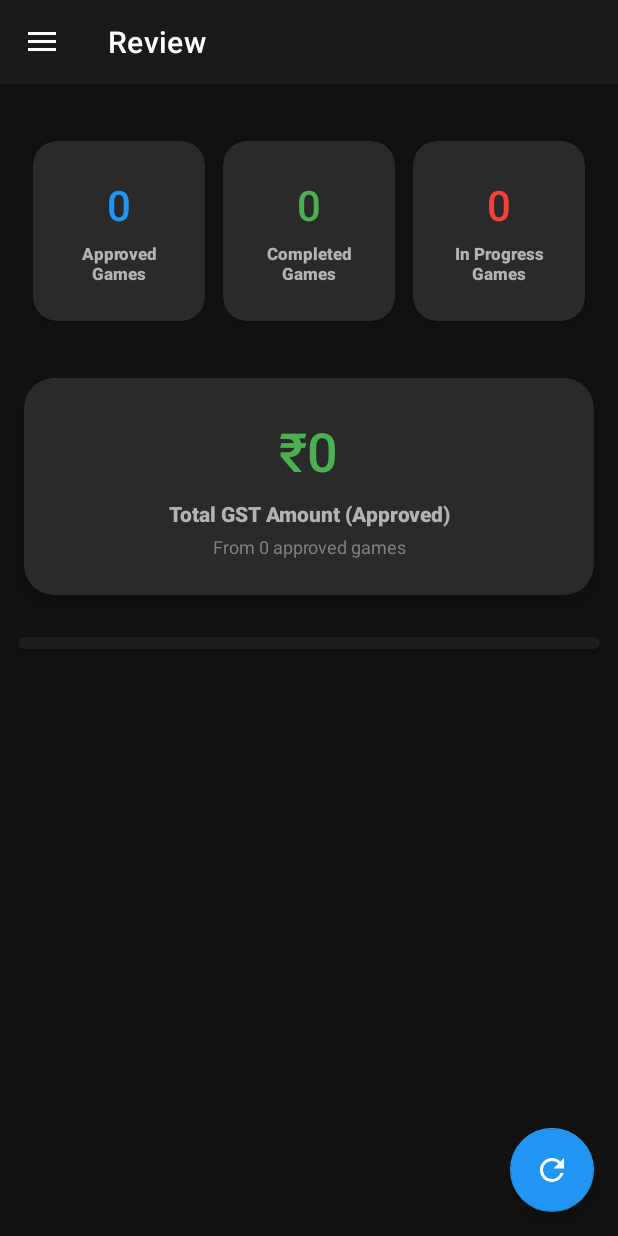
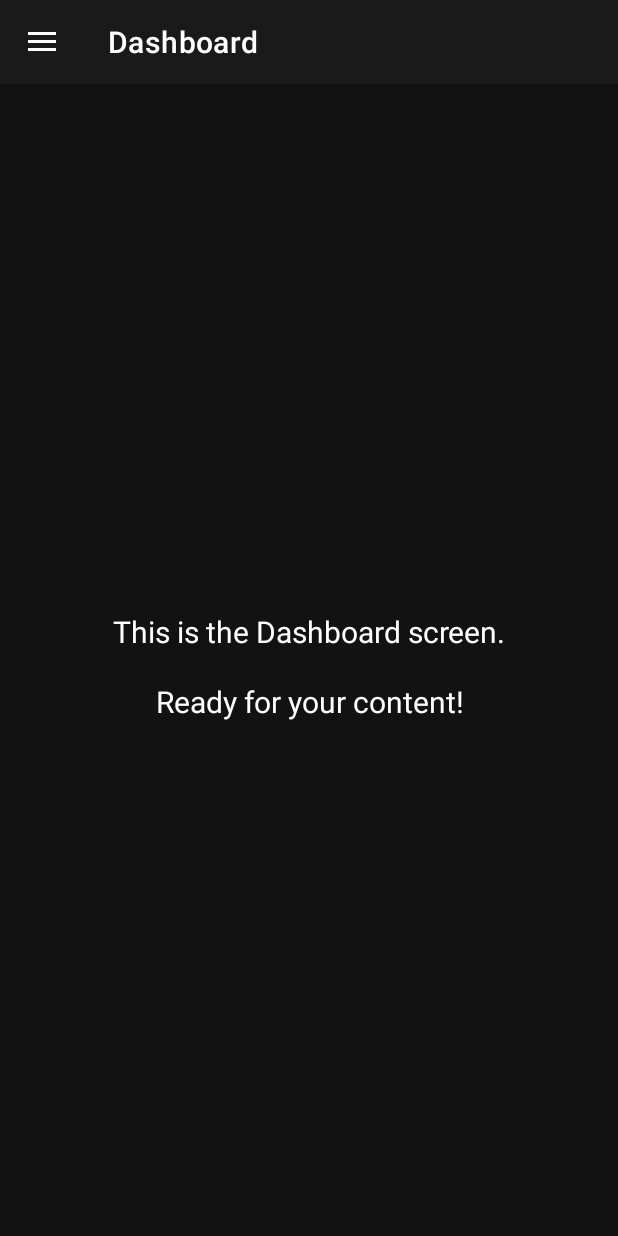
Before and after one commit to debabrata-mandal/RummyPulse, an Android app: the screen it shows after launch once a user with an empty profile is signed in (MainActivity), on a phone screen of 412 x 824 dp. Run offline under Robolectric (Android 15) with nearby library versions, the phone set to English and light mode, and no system bars; our stand-ins replace Firebase (no records; nobody signed in at launch, a user with empty details on screens opened directly), navigation-ui.

Commit message:
feat: Add Dashboard feature with navigation and refresh functionality

```diff
--- a/app/src/main/java/com/example/rummypulse/MainActivity.java
+++ b/app/src/main/java/com/example/rummypulse/MainActivity.java
@@ -52,7 +52,7 @@ public class MainActivity extends AppCompatActivity {
         // Passing each menu ID as a set of Ids because each
         // menu should be considered as top level destinations.
         mAppBarConfiguration = new AppBarConfiguration.Builder(
-                R.id.nav_home, R.id.nav_slideshow)
+                R.id.nav_dashboard, R.id.nav_home, R.id.nav_slideshow)
                 .setOpenableLayout(drawer)
                 .build();
         NavController navController = Navigation.findNavController(this, R.id.nav_host_fragment_content_main);
--- /dev/null
+++ b/app/src/main/java/com/example/rummypulse/ui/dashboard/DashboardFragment.java
@@ -0,0 +1,38 @@
+package com.example.rummypulse.ui.dashboard;
+
+import android.os.Bundle;
+import android.view.LayoutInflater;
+import android.view.View;
+import android.view.ViewGroup;
+import android.widget.TextView;
+
+import androidx.annotation.NonNull;
+import androidx.fragment.app.Fragment;
+import androidx.lifecycle.ViewModelProvider;
+
+import com.example.rummypulse.databinding.FragmentDashboardBinding;
+
+public class DashboardFragment extends Fragment {
+
+    private FragmentDashboardBinding binding;
+
+    public View onCreateView(@NonNull LayoutInflater inflater,
+                             ViewGroup container, Bundle savedInstanceState) {
+        DashboardViewModel dashboardViewModel =
+                new ViewModelProvider(this).get(DashboardViewModel.class);
+
+        binding = FragmentDashboardBinding.inflate(inflater, container, false);
+        View root = binding.getRoot();
+
+        final TextView textView = binding.textDashboard;
+        dashboardViewModel.getText().observe(getViewLifecycleOwner(), textView::setText);
+
+        return root;
+    }
+
+    @Override
+    public void onDestroyView() {
+        super.onDestroyView();
+        binding = null;
+    }
+}
--- /dev/null
+++ b/app/src/main/java/com/example/rummypulse/ui/dashboard/DashboardViewModel.java
@@ -0,0 +1,19 @@
+package com.example.rummypulse.ui.dashboard;
+
+import androidx.lifecycle.LiveData;
+import androidx.lifecycle.MutableLiveData;
+import androidx.lifecycle.ViewModel;
+
+public class DashboardViewModel extends ViewModel {
+
+    private final MutableLiveData<String> mText;
+
+    public DashboardViewModel() {
+        mText = new MutableLiveData<>();
+        mText.setValue("This is the Dashboard screen.\n\nReady for your content!");
+    }
+
+    public LiveData<String> getText() {
+        return mText;
+    }
+}
--- a/app/src/main/java/com/example/rummypulse/ui/slideshow/SlideshowFragment.java
+++ b/app/src/main/java/com/example/rummypulse/ui/slideshow/SlideshowFragment.java
@@ -4,6 +4,7 @@ import android.os.Bundle;
 import android.view.LayoutInflater;
 import android.view.View;
 import android.view.ViewGroup;
+import android.widget.Toast;
 import android.widget.LinearLayout;
 import android.widget.ProgressBar;
 import android.widget.TextView;
@@ -59,6 +60,7 @@ public class SlideshowFragment extends Fragment {
 
     private void setupSwipeRefresh() {
         swipeRefreshLayout.setOnRefreshListener(() -> {
+            Toast.makeText(getContext(), "Refreshing reports...", Toast.LENGTH_SHORT).show();
             slideshowViewModel.refreshReports();
         });
 
@@ -91,6 +93,8 @@ public class SlideshowFragment extends Fragment {
                     hideAllStates();
                 } else {
                     progressBar.setVisibility(View.GONE);
+                    // Show completion toast when loading finishes
+                    Toast.makeText(getContext(), "Reports refreshed", Toast.LENGTH_SHORT).show();
                 }
             }
         });
--- /dev/null
+++ b/app/src/main/res/drawable/ic_dashboard.xml
@@ -0,0 +1,13 @@
+<?xml version="1.0" encoding="utf-8"?>
+<vector xmlns:android="http://schemas.android.com/apk/res/android"
+    android:width="24dp"
+    android:height="24dp"
+    android:viewportWidth="24"
+    android:viewportHeight="24"
+    android:tint="?attr/colorOnSurface">
+
+    <!-- Dashboard Home Icon -->
+    <path
+        android:fillColor="#FF000000"
+        android:pathData="M10,20v-6h4v6h5v-8h3L12,3 2,12h3v8z"/>
+</vector>
--- /dev/null
+++ b/app/src/main/res/layout/fragment_dashboard.xml
@@ -0,0 +1,26 @@
+<?xml version="1.0" encoding="utf-8"?>
+<androidx.constraintlayout.widget.ConstraintLayout xmlns:android="http://schemas.android.com/apk/res/android"
+    xmlns:app="http://schemas.android.com/apk/res-auto"
+    xmlns:tools="http://schemas.android.com/tools"
+    android:layout_width="match_parent"
+    android:layout_height="match_parent"
+    android:background="@color/background_dark"
+    tools:context=".ui.dashboard.DashboardFragment">
+
+    <TextView
+        android:id="@+id/text_dashboard"
+        android:layout_width="match_parent"
+        android:layout_height="wrap_content"
+        android:layout_marginStart="8dp"
+        android:layout_marginTop="8dp"
+        android:layout_marginEnd="8dp"
+        android:textAlignment="center"
+        android:textSize="20sp"
+        android:textColor="@color/text_primary"
+        android:padding="32dp"
+        app:layout_constraintBottom_toBottomOf="parent"
+        app:layout_constraintEnd_toEndOf="parent"
+        app:layout_constraintStart_toStartOf="parent"
+        app:layout_constraintTop_toTopOf="parent" />
+
+</androidx.constraintlayout.widget.ConstraintLayout>
--- a/app/src/main/res/menu/activity_main_drawer.xml
+++ b/app/src/main/res/menu/activity_main_drawer.xml
@@ -4,6 +4,10 @@
     tools:showIn="navigation_view">
 
     <group android:checkableBehavior="single">
+        <item
+            android:id="@+id/nav_dashboard"
+            android:icon="@drawable/ic_dashboard"
+            android:title="@string/menu_dashboard" />
         <item
             android:id="@+id/nav_home"
             android:icon="@drawable/ic_games_dashboard"
--- a/app/src/main/res/navigation/mobile_navigation.xml
+++ b/app/src/main/res/navigation/mobile_navigation.xml
@@ -3,7 +3,7 @@
     xmlns:app="http://schemas.android.com/apk/res-auto"
     xmlns:tools="http://schemas.android.com/tools"
     android:id="@+id/mobile_navigation"
-    app:startDestination="@+id/nav_home">
+    app:startDestination="@+id/nav_dashboard">
 
     <fragment
         android:id="@+id/nav_home"
@@ -12,6 +12,12 @@
         tools:layout="@layout/fragment_home" />
 
     <fragment
+        android:id="@+id/nav_dashboard"
+        android:name="com.example.rummypulse.ui.dashboard.DashboardFragment"
+        android:label="@string/menu_dashboard"
+        tools:layout="@layout/fragment_dashboard" />
+
+    <fragment
         android:id="@+id/nav_slideshow"
         android:name="com.example.rummypulse.ui.slideshow.SlideshowFragment"
         android:label="@string/menu_slideshow"
--- a/app/src/main/res/values/strings.xml
+++ b/app/src/main/res/values/strings.xml
@@ -10,6 +10,7 @@
     <string name="action_settings">Settings</string>
 
     <string name="menu_home">Review</string>
+    <string name="menu_dashboard">Dashboard</string>
     <string name="menu_slideshow">Reports</string>
 
     <!-- Authentication strings -->
```
Also changed, not shown: app/src/main/java/com/example/rummypulse/ui/home/HomeFragment.java (+40 -4 lines), app/src/main/res/layout/fragment_home.xml (+9 -2 lines).
